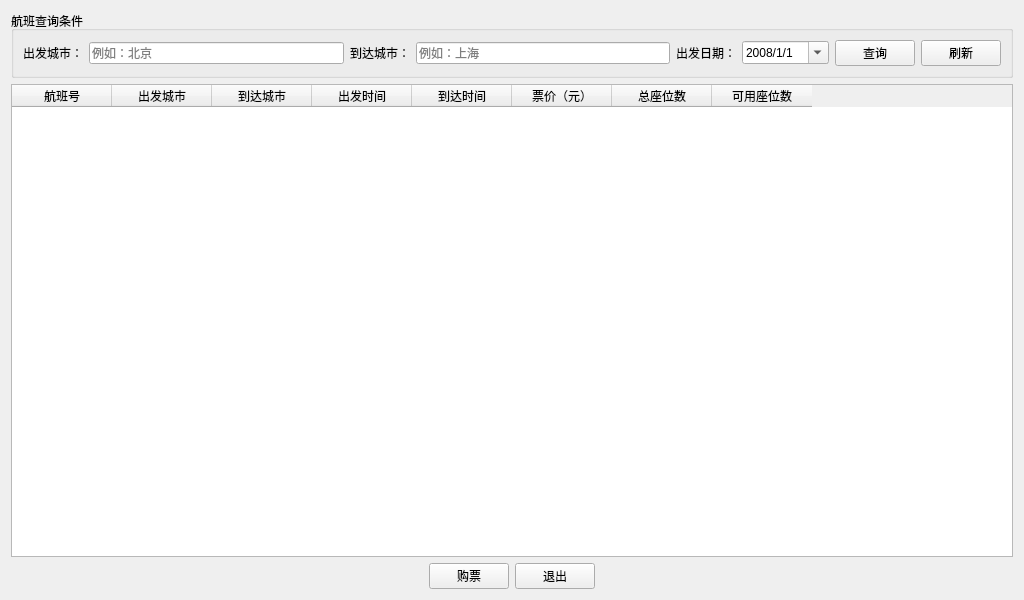
Qt form flightmanager.ui (sheldonshi115/Flight_Tickets_System-FlyOver-) before a commit.
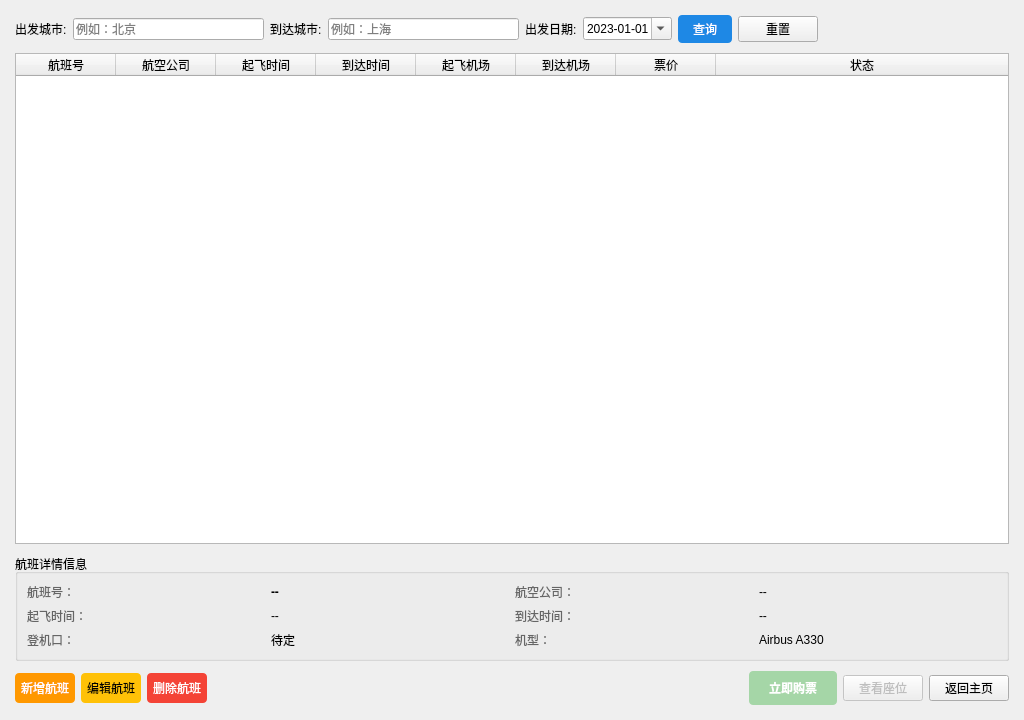
The same form after that commit.

Commit message: 全新版本（无AI），增加购票+ui设计，完善代码

```diff
--- a/flightmanager.ui
+++ b/flightmanager.ui
@@ -7,23 +7,48 @@
     <x>0</x>
     <y>0</y>
     <width>1024</width>
-    <height>600</height>
+    <height>720</height>
    </rect>
   </property>
   <property name="windowTitle">
    <string>航班管理系统</string>
   </property>
   <layout class="QVBoxLayout" name="verticalLayout">
+   <property name="spacing">
+    <number>10</number>
+   </property>
+   <property name="leftMargin">
+    <number>15</number>
+   </property>
+   <property name="topMargin">
+    <number>15</number>
+   </property>
+   <property name="rightMargin">
+    <number>15</number>
+   </property>
+   <property name="bottomMargin">
+    <number>15</number>
+   </property>
+
    <item>
-    <widget class="QGroupBox" name="groupBox">
-     <property name="title">
-      <string>航班查询条件</string>
-     </property>
+    <widget class="QWidget" name="widgetQuery" native="true">
      <layout class="QHBoxLayout" name="horizontalLayout_2">
+      <property name="leftMargin">
+       <number>0</number>
+      </property>
+      <property name="topMargin">
+       <number>0</number>
+      </property>
+      <property name="rightMargin">
+       <number>0</number>
+      </property>
+      <property name="bottomMargin">
+       <number>0</number>
+      </property>
       <item>
        <widget class="QLabel" name="label">
         <property name="text">
-         <string>出发城市：</string>
+         <string>出发城市:</string>
         </property>
        </widget>
       </item>
@@ -32,12 +57,15 @@
         <property name="placeholderText">
          <string>例如：北京</string>
         </property>
+        <property name="clearButtonEnabled">
+         <bool>true</bool>
+        </property>
        </widget>
       </item>
       <item>
        <widget class="QLabel" name="label_2">
         <property name="text">
-         <string>到达城市：</string>
+         <string>到达城市:</string>
         </property>
        </widget>
       </item>
@@ -46,44 +74,55 @@
         <property name="placeholderText">
          <string>例如：上海</string>
         </property>
+        <property name="clearButtonEnabled">
+         <bool>true</bool>
+        </property>
        </widget>
       </item>
       <item>
        <widget class="QLabel" name="label_3">
         <property name="text">
-         <string>出发日期：</string>
+         <string>出发日期:</string>
         </property>
        </widget>
       </item>
       <item>
-       <widget class="QDateTimeEdit" name="dateEdit">
-        <property name="dateTime">
-         <datetime>
-          <hour>0</hour>
-          <minute>0</minute>
-          <second>0</second>
-          <year>2008</year>
-          <month>1</month>
-          <day>1</day>
-         </datetime>
+       <widget class="QDateEdit" name="deDate">
+        <property name="displayFormat">
+         <string>yyyy-MM-dd</string>
+        </property>
+        <property name="calendarPopup">
+         <bool>true</bool>
         </property>
         <property name="date">
          <date>
-          <year>2008</year>
+          <year>2023</year>
           <month>1</month>
           <day>1</day>
          </date>
         </property>
-        <property name="displayFormat">
-         <string>yyyy/M/d</string>
-        </property>
-        <property name="calendarPopup">
-         <bool>true</bool>
-        </property>
        </widget>
       </item>
       <item>
        <widget class="QPushButton" name="btnSearch">
+        <property name="cursor">
+         <cursorShape>PointingHandCursor</cursorShape>
+        </property>
+        <property name="styleSheet">
+         <string notr="true">QPushButton {
+    background-color: #1E88E5;
+    color: white;
+    border-radius: 4px;
+    padding: 5px 15px;
+    border: none;
+}
+QPushButton:hover {
+    background-color: #1976D2;
+}
+QPushButton:pressed {
+    background-color: #0D47A1;
+}</string>
+        </property>
         <property name="text">
          <string>查询</string>
         </property>
@@ -92,30 +131,41 @@
       <item>
        <widget class="QPushButton" name="btnRefresh">
         <property name="text">
-         <string>刷新</string>
+         <string>重置</string>
         </property>
        </widget>
       </item>
+      <item>
+       <spacer name="horizontalSpacer_Query">
+        <property name="orientation">
+         <enum>Qt::Horizontal</enum>
+        </property>
+        <property name="sizeHint" stdset="0">
+         <size>
+          <width>40</width>
+          <height>20</height>
+         </size>
+        </property>
+       </spacer>
+      </item>
      </layout>
     </widget>
    </item>
+
    <item>
     <widget class="QTableWidget" name="tableView">
      <property name="alternatingRowColors">
       <bool>true</bool>
      </property>
      <property name="selectionBehavior">
-      <enum>QAbstractItemView::SelectionBehavior::SelectRows</enum>
-     </property>
-     <property name="showGrid">
-      <bool>true</bool>
-     </property>
-     <property name="gridStyle">
-      <enum>Qt::PenStyle::DotLine</enum>
+      <enum>QAbstractItemView::SelectRows</enum>
      </property>
      <property name="sortingEnabled">
       <bool>true</bool>
      </property>
+     <attribute name="horizontalHeaderStretchLastSection">
+      <bool>true</bool>
+     </attribute>
      <column>
       <property name="text">
        <string>航班号</string>
@@ -123,17 +173,12 @@
      </column>
      <column>
       <property name="text">
-       <string>出发城市</string>
+       <string>航空公司</string>
       </property>
      </column>
      <column>
       <property name="text">
-       <string>到达城市</string>
-      </property>
-     </column>
-     <column>
-      <property name="text">
-       <string>出发时间</string>
+       <string>起飞时间</string>
       </property>
      </column>
      <column>
@@ -143,64 +188,264 @@
      </column>
      <column>
       <property name="text">
-       <string>票价（元）</string>
+       <string>起飞机场</string>
       </property>
      </column>
      <column>
       <property name="text">
-       <string>总座位数</string>
+       <string>到达机场</string>
       </property>
      </column>
      <column>
       <property name="text">
-       <string>可用座位数</string>
+       <string>票价</string>
       </property>
      </column>
+     <column>
+      <property name="text">
+       <string>状态</string>
+      </property>
+     </column>
     </widget>
    </item>
    <item>
-    <layout class="QHBoxLayout" name="horizontalLayout">
-     <item>
-      <spacer name="horizontalSpacer">
-       <property name="orientation">
-        <enum>Qt::Orientation::Horizontal</enum>
-       </property>
-       <property name="sizeHint" stdset="0">
-        <size>
-         <width>40</width>
-         <height>20</height>
-        </size>
-       </property>
-      </spacer>
-     </item>
-     <item>
-      <widget class="QPushButton" name="pushButton">
-       <property name="text">
-        <string>购票</string>
-       </property>
-      </widget>
-     </item>
-     <item>
-      <widget class="QPushButton" name="exitButton">
-       <property name="text">
-        <string>退出</string>
-       </property>
-      </widget>
-     </item>
-     <item>
-      <spacer name="horizontalSpacer_2">
-       <property name="orientation">
-        <enum>Qt::Orientation::Horizontal</enum>
-       </property>
-       <property name="sizeHint" stdset="0">
-        <size>
-         <width>40</width>
-         <height>20</height>
-        </size>
-       </property>
-      </spacer>
-     </item>
-    </layout>
+    <widget class="QGroupBox" name="gbDetails">
+     <property name="title">
+      <string>航班详情信息</string>
+     </property>
+     <property name="visible">
+      <bool>false</bool>
+     </property>
+     <layout class="QGridLayout" name="gridLayout">
+      <item row="0" column="0">
+       <widget class="QLabel" name="lblTitleFlightNo">
+        <property name="styleSheet">
+         <string notr="true">color: #666;</string>
+        </property>
+        <property name="text">
+         <string>航班号：</string>
+        </property>
+       </widget>
+      </item>
+      <item row="0" column="1">
+       <widget class="QLabel" name="valFlightNo">
+        <property name="font">
+         <font>
+          <bold>true</bold>
+          <weight>75</weight>
+         </font>
+        </property>
+        <property name="text">
+         <string>--</string>
+        </property>
+       </widget>
+      </item>
+      <item row="0" column="2">
+       <widget class="QLabel" name="lblTitleAirline">
+        <property name="styleSheet">
+         <string notr="true">color: #666;</string>
+        </property>
+        <property name="text">
+         <string>航空公司：</string>
+        </property>
+       </widget>
+      </item>
+      <item row="0" column="3">
+       <widget class="QLabel" name="valAirline">
+        <property name="text">
+         <string>--</string>
+        </property>
+       </widget>
+      </item>
+      <item row="1" column="0">
+       <widget class="QLabel" name="lblTitleDepart">
+        <property name="styleSheet">
+         <string notr="true">color: #666;</string>
+        </property>
+        <property name="text">
+         <string>起飞时间：</string>
+        </property>
+       </widget>
+      </item>
+      <item row="1" column="1">
+       <widget class="QLabel" name="valDepart">
+        <property name="text">
+         <string>--</string>
+        </property>
+       </widget>
+      </item>
+      <item row="1" column="2">
+       <widget class="QLabel" name="lblTitleArrive">
+        <property name="styleSheet">
+         <string notr="true">color: #666;</string>
+        </property>
+        <property name="text">
+         <string>到达时间：</string>
+        </property>
+       </widget>
+      </item>
+      <item row="1" column="3">
+       <widget class="QLabel" name="valArrive">
+        <property name="text">
+         <string>--</string>
+        </property>
+       </widget>
+      </item>
+      <item row="2" column="0">
+       <widget class="QLabel" name="lblTitleGate">
+        <property name="styleSheet">
+         <string notr="true">color: #666;</string>
+        </property>
+        <property name="text">
+         <string>登机口：</string>
+        </property>
+       </widget>
+      </item>
+      <item row="2" column="1">
+       <widget class="QLabel" name="valGate">
+        <property name="text">
+         <string>待定</string>
+        </property>
+       </widget>
+      </item>
+      <item row="2" column="2">
+       <widget class="QLabel" name="lblTitlePlane">
+        <property name="styleSheet">
+         <string notr="true">color: #666;</string>
+        </property>
+        <property name="text">
+         <string>机型：</string>
+        </property>
+       </widget>
+      </item>
+      <item row="2" column="3">
+       <widget class="QLabel" name="valPlane">
+        <property name="text">
+         <string>Airbus A330</string>
+        </property>
+       </widget>
+      </item>
+     </layout>
+    </widget>
+   </item>
+
+   <item>
+    <widget class="QWidget" name="widgetBottom" native="true">
+     <layout class="QHBoxLayout" name="horizontalLayout">
+      <property name="leftMargin">
+       <number>0</number>
+      </property>
+      <property name="topMargin">
+       <number>0</number>
+      </property>
+      <property name="rightMargin">
+       <number>0</number>
+      </property>
+      <property name="bottomMargin">
+       <number>0</number>
+      </property>
+      <item>
+       <widget class="QPushButton" name="btnAdd">
+        <property name="visible">
+         <bool>false</bool>
+        </property>
+        <property name="styleSheet">
+         <string notr="true">background-color: #FF9800; color: white; border-radius: 4px; padding: 6px;</string>
+        </property>
+        <property name="text">
+         <string>新增航班</string>
+        </property>
+       </widget>
+      </item>
+      <item>
+       <widget class="QPushButton" name="btnEdit">
+        <property name="visible">
+         <bool>false</bool>
+        </property>
+        <property name="enabled">
+         <bool>false</bool>
+        </property>
+        <property name="styleSheet">
+         <string notr="true">background-color: #FFC107; color: black; border-radius: 4px; padding: 6px;</string>
+        </property>
+        <property name="text">
+         <string>编辑航班</string>
+        </property>
+       </widget>
+      </item>
+      <item>
+       <widget class="QPushButton" name="btnDelete">
+        <property name="visible">
+         <bool>false</bool>
+        </property>
+        <property name="enabled">
+         <bool>false</bool>
+        </property>
+        <property name="styleSheet">
+         <string notr="true">background-color: #F44336; color: white; border-radius: 4px; padding: 6px;</string>
+        </property>
+        <property name="text">
+         <string>删除航班</string>
+        </property>
+       </widget>
+      </item>
+      <item>
+       <spacer name="horizontalSpacer_Buttons">
+        <property name="orientation">
+         <enum>Qt::Horizontal</enum>
+        </property>
+        <property name="sizeHint" stdset="0">
+         <size>
+          <width>40</width>
+          <height>20</height>
+         </size>
+        </property>
+       </spacer>
+      </item>
+      <item>
+       <widget class="QPushButton" name="btnBook">
+        <property name="enabled">
+         <bool>false</bool>
+        </property>
+        <property name="cursor">
+         <cursorShape>PointingHandCursor</cursorShape>
+        </property>
+        <property name="styleSheet">
+         <string notr="true">QPushButton {
+    background-color: #4CAF50;
+    color: white;
+    border-radius: 4px;
+    padding: 8px 20px;
+    font-weight: bold;
+}
+QPushButton:disabled {
+    background-color: #A5D6A7;
+}</string>
+        </property>
+        <property name="text">
+         <string>立即购票</string>
+        </property>
+       </widget>
+      </item>
+      <item>
+       <widget class="QPushButton" name="btnSeat">
+        <property name="enabled">
+         <bool>false</bool>
+        </property>
+        <property name="text">
+         <string>查看座位</string>
+        </property>
+       </widget>
+      </item>
+      <item>
+       <widget class="QPushButton" name="btnExit">
+        <property name="text">
+         <string>返回主页</string>
+        </property>
+       </widget>
+      </item>
+     </layout>
+    </widget>
    </item>
   </layout>
  </widget>
```
Left out of the diff: 22 changed lines with no effect on the pictures. The commit also changes 12 other files.
